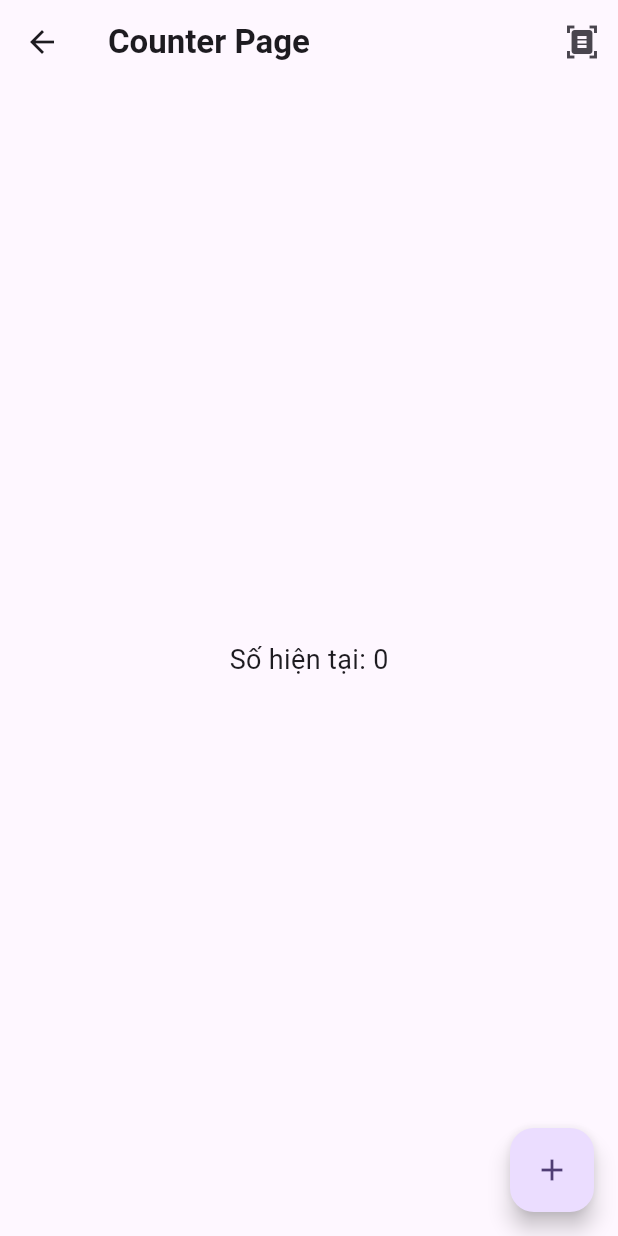
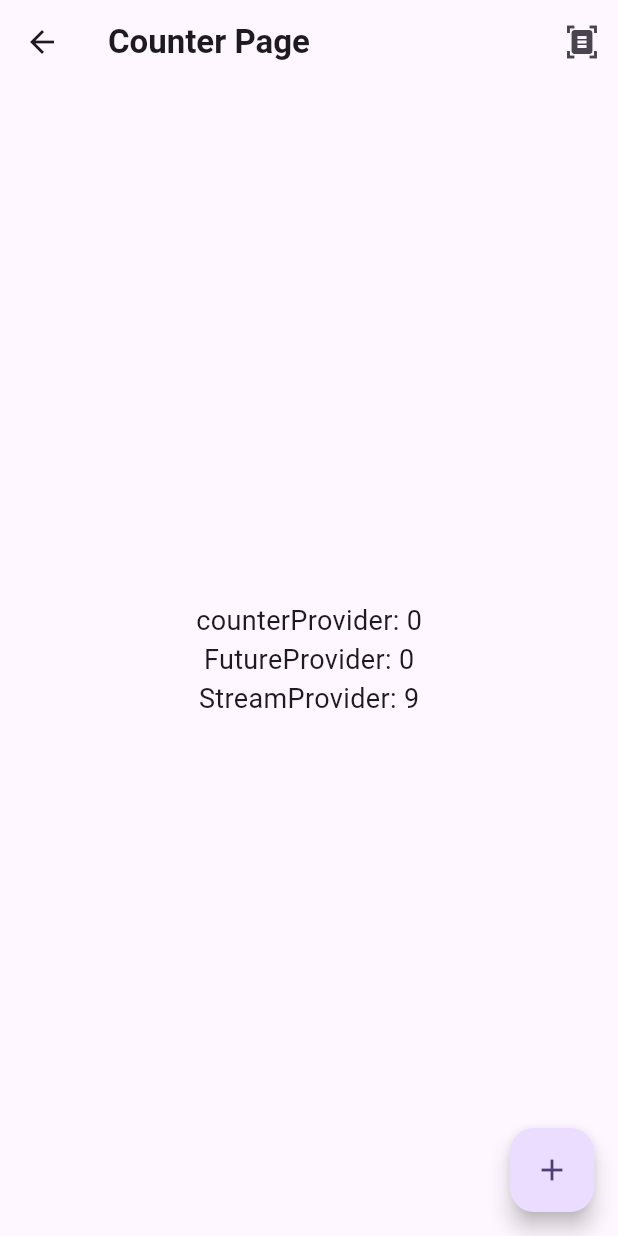
Before and after one commit to khuyendttmi/Flutter_Training, a Flutter app: the MyCounterPage screen opened directly, on a phone screen of 412 x 824 dp. Run offline on Flutter 3.47's test engine with Material 3 defaults, Android fonts, the phone set to English and light mode, and no system bars; our stand-ins replace dio, drift, flutter_bloc, flutter_riverpod, get_it, go_router and 3 more; accounts and stored records are empty; generated files the repository leaves out were written again.

Commit message:
[Task] Tìm hiểu về tưởng tác của riverpod,và các thành phần liên quan,...

```diff
--- a/lib/khuyendt/navigation/example_go_router.dart
+++ b/lib/khuyendt/navigation/example_go_router.dart
@@ -1,6 +1,6 @@
 import 'package:flutter_training/khuyendt/riverpod/contact/contact_page.dart';
+import 'package:flutter_training/khuyendt/riverpod/counter_page.dart';
 import 'package:flutter_training/khuyendt/riverpod/todo/todo_page.dart';
-import 'package:flutter_training/khuyendt/user_profile/user_profile.dart';
 import 'package:go_router/go_router.dart';
 
 class ExampleGoRouter {
@@ -10,7 +10,7 @@ class ExampleGoRouter {
       GoRoute(
         path: '/',
         builder: (context, state) {
-          return UserProfile();
+          return MyCounterPage();
         },
       ),
       GoRoute(
--- a/lib/khuyendt/riverpod/counter_page.dart
+++ b/lib/khuyendt/riverpod/counter_page.dart
@@ -9,19 +9,63 @@ class MyCounterPage extends ConsumerWidget {
 
   @override
   Widget build(BuildContext context, WidgetRef ref) {
-    // 1. Dùng watch để theo dõi số counter, nếu số thay đổi thì Text tự cập nhật
+    // Dùng watch để theo dõi counter rebuild UI
     final count = ref.watch(counterProvider);
+    final todos = ref.watch(todoFutureProvider);
+    final todoStream = ref.watch(todoStreamProvider);
+
+    ref.listen(counterProvider, (previous, next) {
+      if (next == 5) {
+        print('Tôi đã click đến 5');// gọi snackbar, log,..
+      }
+    });
 
     return Scaffold(
       appBar: AppBar(
-        title: Text('Counter Page', style: TextStyle(fontWeight: FontWeight.w600)),
+        title: Text(
+          'Counter Page',
+          style: TextStyle(fontWeight: FontWeight.w600),
+        ),
         actions: [
-          IconButton(onPressed: () {
-            context.push('/todo');
-          }, icon: Icon(Icons.document_scanner)),
+          IconButton(
+            onPressed: () {
+              context.push('/todo');
+            },
+            icon: Icon(Icons.document_scanner),
+          ),
         ],
       ),
-      body: Center(child: Text('Số hiện tại: $count', style: TextStyle(fontSize: 18),)),
+      body: Column(
+        mainAxisAlignment: MainAxisAlignment.center,
+        children: [
+          Center(
+            child: Text(
+              'counterProvider: $count',
+              style: TextStyle(fontSize: 18),
+            ),
+          ),
+          todos.when(
+            data: (data) {
+              return Text(
+                'FutureProvider: $data',
+                style: TextStyle(fontSize: 18),
+              );
+            },
+            error: (error, stackTrace) {
+              return Text(error.toString());
+            },
+            loading: () {
+              return Text('loading');
+            },
+          ),
+          todoStream.when(
+            data: (data) =>
+                Text('StreamProvider: $data', style: TextStyle(fontSize: 18)),
+            error: (error, stackTrace) => Text(stackTrace.toString()),
+            loading: () => Text('loading'),
+          ),
+        ],
+      ),
       floatingActionButton: FloatingActionButton(
         onPressed: () {
           // 2. Dùng read để thay đổi giá trị khi bấm nút
```
Also changed, not shown: lib/khuyendt/riverpod/river_provider.dart (+18 -0 lines), lib/khuyendt/riverpod/todo/todo_model.dart (+26 -4 lines), lib/khuyendt/riverpod/todo/todo_provider.dart (+6 -3 lines).
